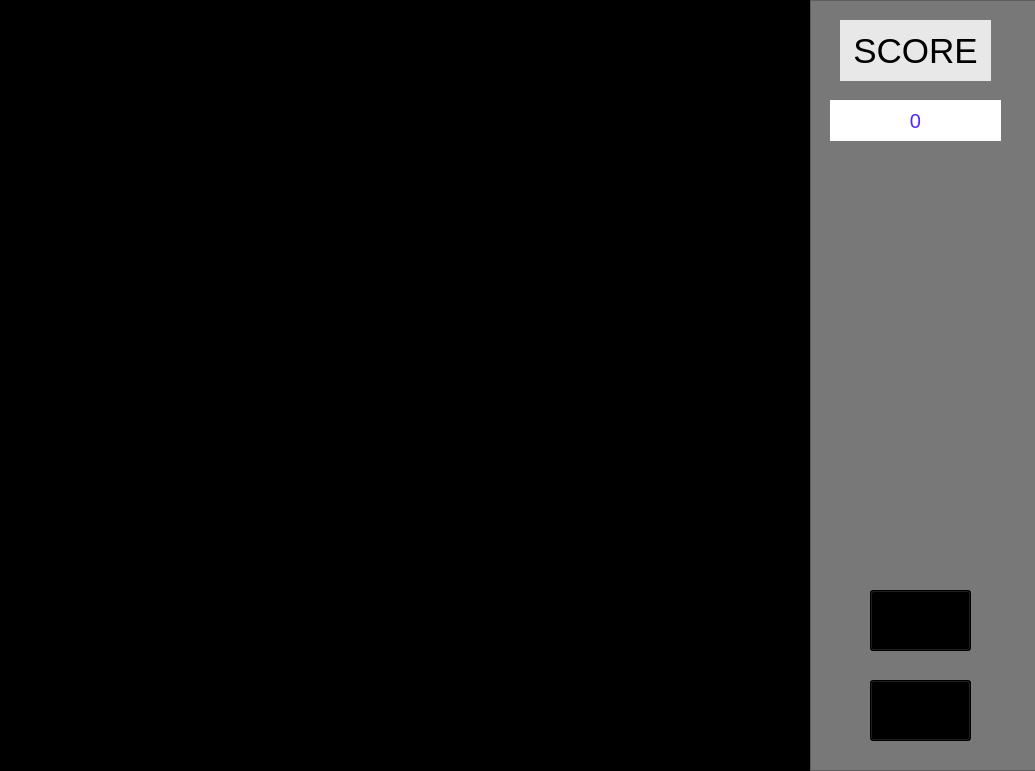
Qt form gamepage.ui (aishug18/GeoBreakerGame) before a commit.
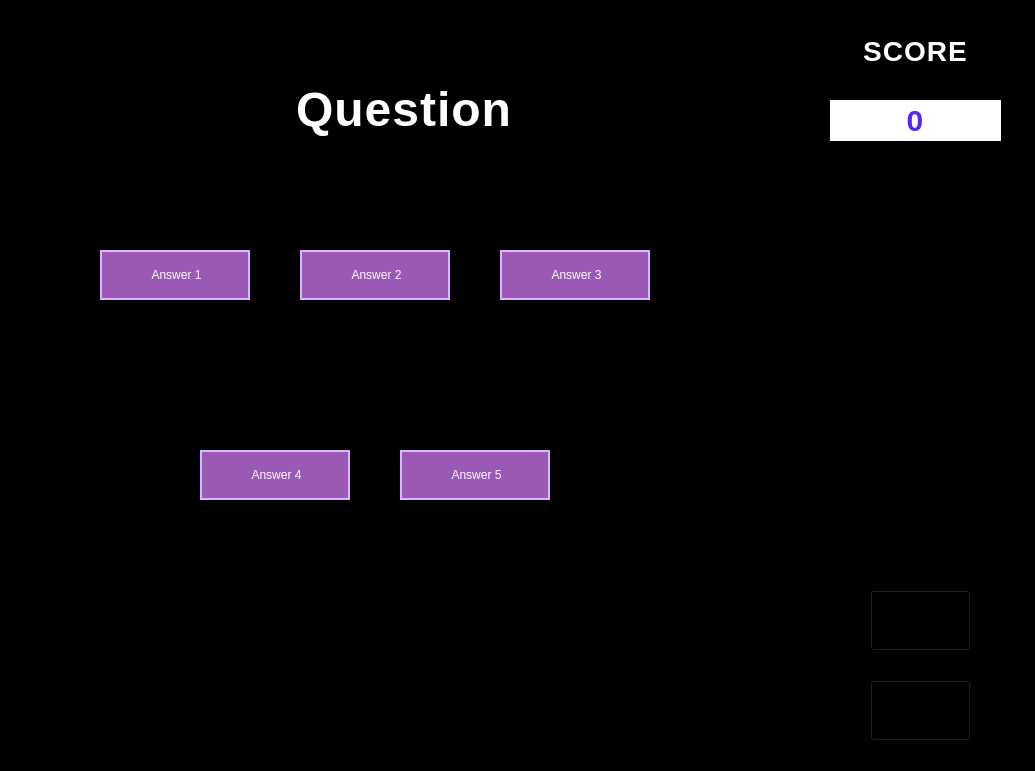
The same form after that commit. Icons and pictures are not drawn.

Commit message: Resolved merge conflict and changed the ui a little

The edit to the form file:
```diff
--- a/gamepage.ui
+++ b/gamepage.ui
@@ -29,8 +29,13 @@
     </rect>
    </property>
    <property name="styleSheet">
-    <string notr="true">QFrame {
-        background-color: rgb(120, 120, 120);
+    <string notr="true">QLabel {
+    color: #ffffff;
+    font-size: 30px;
+    font-weight: 600;
+    letter-spacing: 1px;
+    padding: 8px;
+    text-align: center;
 }</string>
    </property>
    <property name="frameShape">
@@ -50,12 +55,15 @@
     </property>
     <property name="font">
      <font>
-      <pointsize>26</pointsize>
+      <pointsize>-1</pointsize>
+      <bold>true</bold>
      </font>
     </property>
     <property name="styleSheet">
-     <string notr="true">QLabel {
-        background-color: rgb(232, 232, 232);
+     <string notr="true">QLabel#label {
+    color: #ffffff;
+    font-size: 28px;
+    font-weight: bold;
 }</string>
     </property>
     <property name="text">
@@ -112,7 +120,8 @@
     </property>
     <property name="font">
      <font>
-      <pointsize>15</pointsize>
+      <pointsize>-1</pointsize>
+      <fontweight>DemiBold</fontweight>
      </font>
     </property>
     <property name="styleSheet">
@@ -133,11 +142,20 @@
    <property name="geometry">
     <rect>
      <x>50</x>
-     <y>50</y>
+     <y>60</y>
      <width>700</width>
      <height>100</height>
     </rect>
    </property>
+   <property name="styleSheet">
+    <string notr="true">QLabel {
+    color: #ffffff;
+    font-size: 28px;
+    font-weight: bold;
+    padding: 10px;
+    letter-spacing: 1px;
+}</string>
+   </property>
    <property name="text">
     <string>&lt;html&gt;&lt;head/&gt;&lt;body&gt;&lt;p align=&quot;center&quot;&gt;&lt;span style=&quot; font-size:36pt;&quot;&gt;Question&lt;/span&gt;&lt;/p&gt;&lt;/body&gt;&lt;/html&gt;</string>
    </property>
@@ -151,6 +169,12 @@
      <height>50</height>
     </rect>
    </property>
+   <property name="styleSheet">
+    <string notr="true">background-color: #9b59b6;
+border: 2px solid #dab6ff;
+color: #ffffff;
+</string>
+   </property>
    <property name="text">
     <string>&lt;html&gt;&lt;head/&gt;&lt;body&gt;&lt;p align=&quot;center&quot;&gt;Answer 1&lt;/p&gt;&lt;/body&gt;&lt;/html&gt;</string>
    </property>
@@ -164,6 +188,12 @@
      <height>50</height>
     </rect>
    </property>
+   <property name="styleSheet">
+    <string notr="true">background-color: #9b59b6;
+border: 2px solid #dab6ff;
+color: #ffffff;
+</string>
+   </property>
    <property name="text">
     <string>&lt;html&gt;&lt;head/&gt;&lt;body&gt;&lt;p align=&quot;center&quot;&gt;Answer 2&lt;/p&gt;&lt;/body&gt;&lt;/html&gt;</string>
    </property>
@@ -177,6 +207,12 @@
      <height>50</height>
     </rect>
    </property>
+   <property name="styleSheet">
+    <string notr="true">background-color: #9b59b6;
+border: 2px solid #dab6ff;
+color: #ffffff;
+</string>
+   </property>
    <property name="text">
     <string>&lt;html&gt;&lt;head/&gt;&lt;body&gt;&lt;p align=&quot;center&quot;&gt;Answer 3&lt;/p&gt;&lt;/body&gt;&lt;/html&gt;</string>
    </property>
@@ -190,6 +226,12 @@
      <height>50</height>
     </rect>
    </property>
+   <property name="styleSheet">
+    <string notr="true">background-color: #9b59b6;
+border: 2px solid #dab6ff;
+color: #ffffff;
+</string>
+   </property>
    <property name="text">
     <string>&lt;html&gt;&lt;head/&gt;&lt;body&gt;&lt;p align=&quot;center&quot;&gt;Answer 4&lt;/p&gt;&lt;/body&gt;&lt;/html&gt;</string>
    </property>
@@ -203,6 +245,12 @@
      <height>50</height>
     </rect>
    </property>
+   <property name="styleSheet">
+    <string notr="true">background-color: #9b59b6;
+border: 2px solid #dab6ff;
+color: #ffffff;
+</string>
+   </property>
    <property name="text">
     <string>&lt;html&gt;&lt;head/&gt;&lt;body&gt;&lt;p align=&quot;center&quot;&gt;Answer 5&lt;/p&gt;&lt;/body&gt;&lt;/html&gt;</string>
    </property>
```
Left out of the diff: 3 changed lines with no effect on the pictures.
